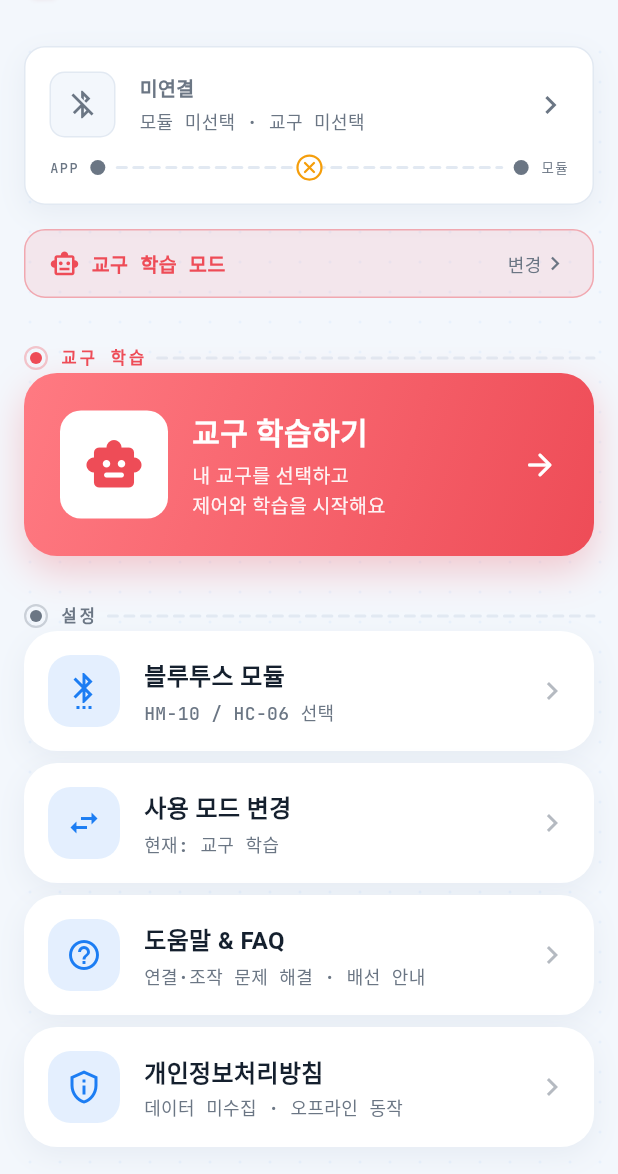
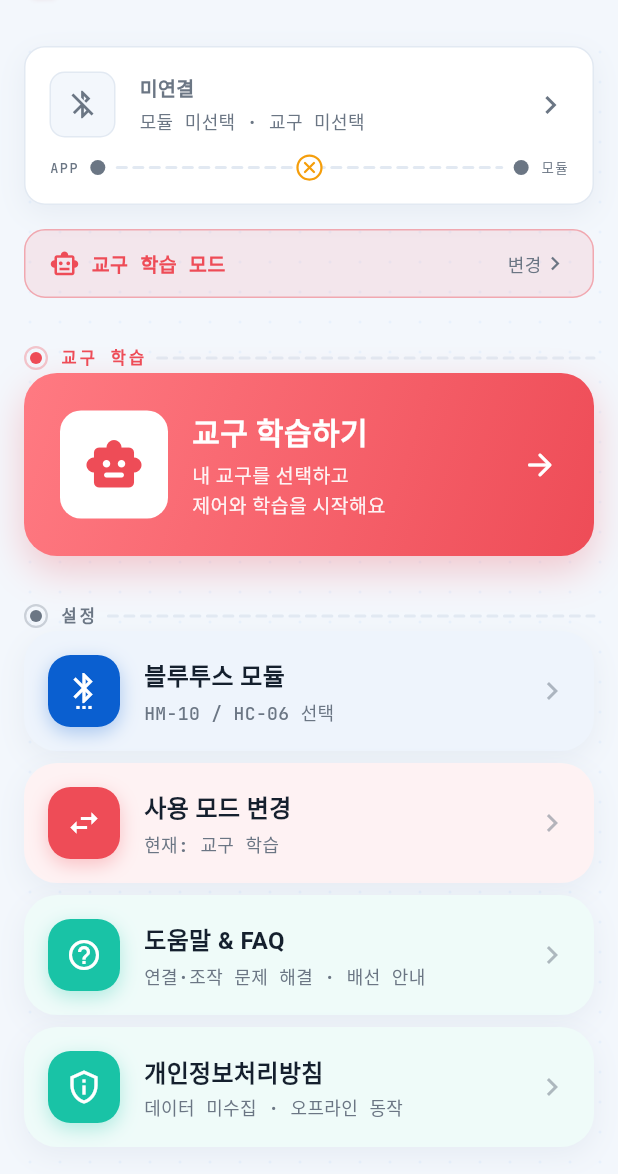
Before and after one commit to KwonJungHyeock/Eduino_BLE_App, a Flutter app: the HomeScreen screen opened by its route, on a phone screen of 412 x 824 dp, the part 62-1236 px from its top. Run offline on Flutter 3.47's test engine with Material 3 defaults, Android fonts, the phone set to English and light mode, and no system bars; our stand-ins replace flutter_blue_plus, flutter_bluetooth_serial, flutter_riverpod, go_router, google_fonts, permission_handler and 3 more; accounts and stored records are empty; Roboto replaces fonts that are missing (Pretendard).

Commit message:
feat(ui): 메뉴 타일에 컬러 입히기 (화이트 일변도 완화)
- 아이콘 칩: 옅은 틴트 → 솔리드 브랜드 컬러 + 화이트 아이콘 + 컬러 글로우
- 카드 배경: 흰색 → accent 07% 틴트로 은은한 색감
- 기능별 색 배정: 연결(블루)·시리얼(민트)·AT(딥블루)·LED(앰버)·자율(딥블루)·라인(민트)·
  모드변경(코랄)·도움말/개인정보(민트) 등. 컨트롤러 메뉴도 색 구분.

Co-Authored-By: Claude Opus 4.8 <noreply@anthropic.com>
Claude-Session: https://claude.ai/code/session_01F6h8JWUjo7BSTbVKrRKHxf

```diff
--- a/lib/features/controller/controller_menu_screen.dart
+++ b/lib/features/controller/controller_menu_screen.dart
@@ -50,6 +50,7 @@ class ControllerMenuScreen extends ConsumerWidget {
               icon: Icons.gamepad_outlined,
               title: '조이스틱',
               subtitle: '아날로그 벡터 주행 · 속도 게이지 (메인)',
+              accent: AppColors.signal,
               onTap: () => context.push(Routes.joystick),
             ),
             Gap.h8,
@@ -57,6 +58,7 @@ class ControllerMenuScreen extends ConsumerWidget {
               icon: Icons.control_camera_outlined,
               title: '방향 버튼',
               subtitle: '8방향 D-패드 + 정지',
+              accent: AppColors.signalDeep,
               onTap: () => context.push(Routes.dpad),
             ),
             Gap.h8,
@@ -64,6 +66,7 @@ class ControllerMenuScreen extends ConsumerWidget {
               icon: Icons.screen_rotation_outlined,
               title: '기울기(틸트) 제어',
               subtitle: '기기를 기울여 조향·주행',
+              accent: AppColors.mint,
               onTap: () => context.push(Routes.tilt),
             ),
             Gap.h8,
@@ -71,6 +74,7 @@ class ControllerMenuScreen extends ConsumerWidget {
               icon: Icons.mic_none_outlined,
               title: '음성 제어',
               subtitle: '말로 명령 (전진·정지·좌/우 …)',
+              accent: AppColors.accent,
               onTap: () => context.push(Routes.voice),
             ),
           ],
--- a/lib/features/home/home_screen.dart
+++ b/lib/features/home/home_screen.dart
@@ -45,7 +45,7 @@ class HomeScreen extends ConsumerWidget {
           icon: Icons.bluetooth_searching,
           title: '블루투스 연결',
           subtitle: connected ? '연결됨 · 눌러서 관리' : '모듈 스캔·연결',
-          accent: connected ? AppColors.signal : AppColors.textPrimary,
+          accent: AppColors.signal,
           onTap: () => context.push(Routes.connect),
         ),
         Gap.h8,
@@ -53,6 +53,7 @@ class HomeScreen extends ConsumerWidget {
           icon: Icons.forum_outlined,
           title: '시리얼 통신 채팅',
           subtitle: '앱 ↔ PC 시리얼 모니터로 문자 주고받기',
+          accent: AppColors.mint,
           onTap: () => context.push(Routes.basics),
         ),
         Gap.h8,
@@ -60,6 +61,7 @@ class HomeScreen extends ConsumerWidget {
           icon: Icons.terminal,
           title: 'AT 커맨드',
           subtitle: '모듈 설정 명령 실습',
+          accent: AppColors.signalDeep,
           onTap: () => context.push(Routes.terminal),
         ),
         Gap.h8,
@@ -67,7 +69,7 @@ class HomeScreen extends ConsumerWidget {
           icon: Icons.lightbulb_outline,
           title: 'LED 제어',
           subtitle: '핀 선택 후 ON/OFF (기본 D13)',
-          accent: AppColors.signal,
+          accent: AppColors.sun,
           onTap: () => context.push(Routes.led),
         ),
         Gap.h24,
@@ -84,6 +86,7 @@ class HomeScreen extends ConsumerWidget {
           icon: Icons.sensors,
           title: '자율주행 (초음파)',
           subtitle: '초음파 1개로 장애물 회피 · 실시간 튜닝',
+          accent: AppColors.signalDeep,
           onTap: () => context.push(Routes.auto),
         ),
         Gap.h8,
@@ -91,6 +94,7 @@ class HomeScreen extends ConsumerWidget {
           icon: Icons.route,
           title: '라인트레이싱',
           subtitle: '라인센서로 선 따라 주행 (2휠 2개·4휠 3개)',
+          accent: AppColors.mint,
           onTap: () => context.push(Routes.line),
         ),
       ]);
@@ -162,6 +166,7 @@ class HomeScreen extends ConsumerWidget {
                 subtitle: module == null
                     ? 'HM-10 / HC-06 선택'
                     : '선택됨: ${module.title} · 변경',
+                accent: AppColors.signalDeep,
                 onTap: () => context.push(Routes.module),
               ),
               Gap.h8,
@@ -169,6 +174,7 @@ class HomeScreen extends ConsumerWidget {
                 icon: Icons.swap_horiz,
                 title: '사용 모드 변경',
                 subtitle: '현재: ${mode.title}',
+                accent: AppColors.accent,
                 onTap: () => context.push(Routes.mode),
               ),
               Gap.h8,
@@ -176,6 +182,7 @@ class HomeScreen extends ConsumerWidget {
                 icon: Icons.help_outline,
                 title: '도움말 & FAQ',
                 subtitle: '연결·조작 문제 해결 · 배선 안내',
+                accent: AppColors.mint,
                 onTap: () => context.push(Routes.help),
               ),
               Gap.h8,
@@ -183,6 +190,7 @@ class HomeScreen extends ConsumerWidget {
                 icon: Icons.privacy_tip_outlined,
                 title: '개인정보처리방침',
                 subtitle: '데이터 미수집 · 오프라인 동작',
+                accent: AppColors.mint,
                 onTap: () => context.push(Routes.privacy),
               ),
             ]),
@@ -469,21 +477,29 @@ class _MenuTile extends StatelessWidget {
         child: Container(
           padding: const EdgeInsets.all(16),
           decoration: BoxDecoration(
-            color: AppColors.surface,
+            // 카드에 아주 옅은 컬러 틴트(화이트 일변도 완화).
+            color: Color.alphaBlend(
+                accent.withValues(alpha: 0.07), AppColors.surface),
             borderRadius: Radii.cardLg,
             boxShadow: Shadows.soft,
           ),
           child: Row(
             children: [
-              // 컬러 틴트 아이콘 — 딱딱한 회색 박스 대신 부드러운 브랜드 컬러.
+              // 솔리드 컬러 아이콘 칩 — 생기 있게, 기능마다 다른 색.
               Container(
                 width: 48,
                 height: 48,
                 decoration: BoxDecoration(
-                  color: accent.withValues(alpha: 0.12),
+                  color: accent,
                   borderRadius: BorderRadius.circular(15),
+                  boxShadow: [
+                    BoxShadow(
+                        color: accent.withValues(alpha: 0.30),
+                        blurRadius: 10,
+                        offset: const Offset(0, 4)),
+                  ],
                 ),
-                child: Icon(icon, color: accent, size: 24),
+                child: Icon(icon, color: Colors.white, size: 24),
               ),
               Gap.w16,
               Expanded(
```
